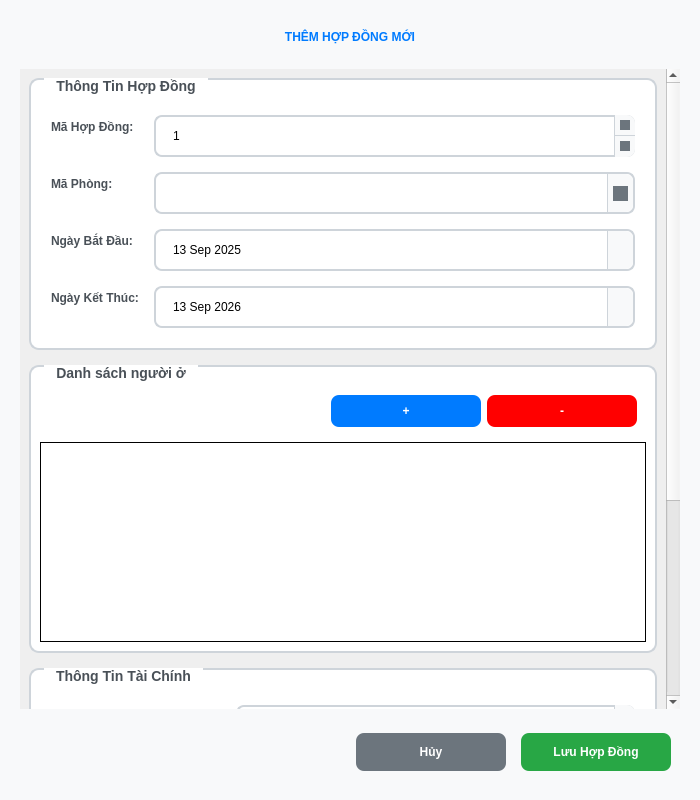
Above: ui/design/add_contract.ui from huymatthew/PBL02 before the change. Below: the same form after it.
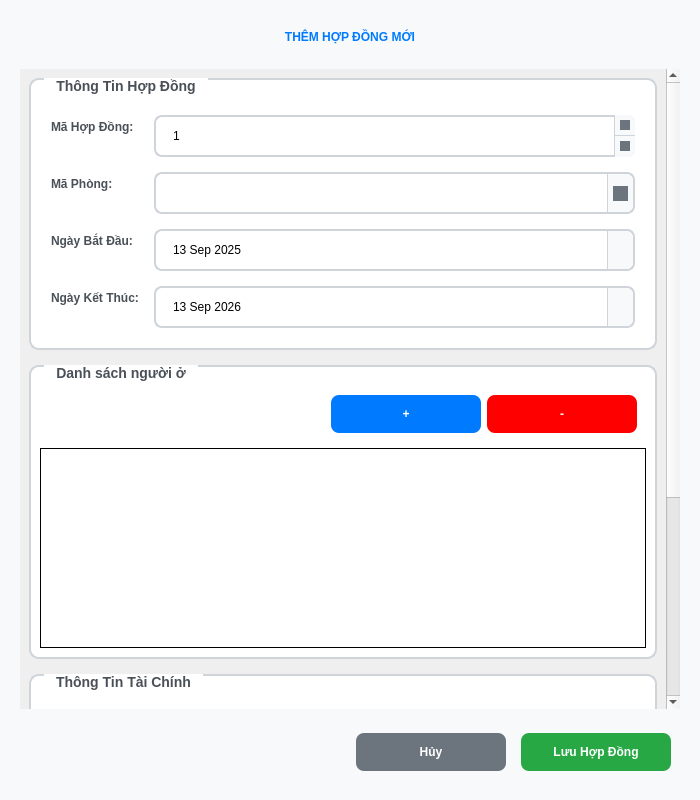
That is the form after the change. Icons and pictures are not drawn.

Commit message: Add Contract Dialog

The edit to the form file:
```diff
--- a/ui/design/add_contract.ui
+++ b/ui/design/add_contract.ui
@@ -236,8 +236,8 @@
        <rect>
         <x>0</x>
         <y>0</y>
-        <width>639</width>
-        <height>991</height>
+        <width>646</width>
+        <height>1006</height>
        </rect>
       </property>
       <layout class="QVBoxLayout" name="scrollLayout">
@@ -374,242 +374,49 @@
              </item>
              <item>
               <widget class="QPushButton" name="addTenant">
+               <property name="sizePolicy">
+                <sizepolicy hsizetype="Fixed" vsizetype="Fixed">
+                 <horstretch>0</horstretch>
+                 <verstretch>0</verstretch>
+                </sizepolicy>
+               </property>
                <property name="minimumSize">
                 <size>
-                 <width>150</width>
+                 <width>96</width>
                  <height>32</height>
                 </size>
                </property>
-               <property name="maximumSize">
-                <size>
-                 <width>32</width>
-                 <height>32</height>
-                </size>
-               </property>
-               <property name="toolTip">
-                <string>Thêm Khách Ở</string>
-               </property>
                <property name="text">
                 <string>+</string>
                </property>
+               <property name="iconSize">
+                <size>
+                 <width>0</width>
+                 <height>0</height>
+                </size>
+               </property>
+               <property name="checkable">
+                <bool>false</bool>
+               </property>
               </widget>
              </item>
              <item>
               <widget class="QPushButton" name="removeTenant">
                <property name="minimumSize">
                 <size>
-                 <width>150</width>
-                 <height>32</height>
+                 <width>96</width>
+                 <height>0</height>
                 </size>
                </property>
-               <property name="maximumSize">
-                <size>
-                 <width>32</width>
-                 <height>32</height>
-                </size>
-               </property>
-               <property name="palette">
-                <palette>
-                 <active>
-                  <colorrole role="WindowText">
-                   <brush brushstyle="SolidPattern">
-                    <color alpha="255">
-                     <red>255</red>
-                     <green>255</green>
-                     <blue>255</blue>
-                    </color>
-                   </brush>
-                  </colorrole>
-                  <colorrole role="Button">
-                   <brush brushstyle="SolidPattern">
-                    <color alpha="255">
-                     <red>255</red>
-                     <green>0</green>
-                     <blue>0</blue>
-                    </color>
-                   </brush>
-                  </colorrole>
-                  <colorrole role="Text">
-                   <brush brushstyle="SolidPattern">
-                    <color alpha="255">
-                     <red>255</red>
-                     <green>255</green>
-                     <blue>255</blue>
-                    </color>
-                   </brush>
-                  </colorrole>
-                  <colorrole role="ButtonText">
-                   <brush brushstyle="SolidPattern">
-                    <color alpha="255">
-                     <red>255</red>
-                     <green>255</green>
-                     <blue>255</blue>
-                    </color>
-                   </brush>
-                  </colorrole>
-                  <colorrole role="Base">
-                   <brush brushstyle="SolidPattern">
-                    <color alpha="255">
-                     <red>255</red>
-                     <green>0</green>
-                     <blue>0</blue>
-                    </color>
-                   </brush>
-                  </colorrole>
-                  <colorrole role="Window">
-                   <brush brushstyle="SolidPattern">
-                    <color alpha="255">
-                     <red>255</red>
-                     <green>0</green>
-                     <blue>0</blue>
-                    </color>
-                   </brush>
-                  </colorrole>
-                  <colorrole role="PlaceholderText">
-                   <brush brushstyle="SolidPattern">
-                    <color alpha="128">
-                     <red>255</red>
-                     <green>255</green>
-                     <blue>255</blue>
-                    </color>
-                   </brush>
-                  </colorrole>
-                 </active>
-                 <inactive>
-                  <colorrole role="WindowText">
-                   <brush brushstyle="SolidPattern">
-                    <color alpha="255">
-                     <red>255</red>
-                     <green>255</green>
-                     <blue>255</blue>
-                    </color>
-                   </brush>
-                  </colorrole>
-                  <colorrole role="Button">
-                   <brush brushstyle="SolidPattern">
-                    <color alpha="255">
-                     <red>255</red>
-                     <green>0</green>
-                     <blue>0</blue>
-                    </color>
-                   </brush>
-                  </colorrole>
-                  <colorrole role="Text">
-                   <brush brushstyle="SolidPattern">
-                    <color alpha="255">
-                     <red>255</red>
-                     <green>255</green>
-                     <blue>255</blue>
-                    </color>
-                   </brush>
-                  </colorrole>
-                  <colorrole role="ButtonText">
-                   <brush brushstyle="SolidPattern">
-                    <color alpha="255">
-                     <red>255</red>
-                     <green>255</green>
-                     <blue>255</blue>
-                    </color>
-                   </brush>
-                  </colorrole>
-                  <colorrole role="Base">
-                   <brush brushstyle="SolidPattern">
-                    <color alpha="255">
-                     <red>255</red>
-                     <green>0</green>
-                     <blue>0</blue>
-                    </color>
-                   </brush>
-                  </colorrole>
-                  <colorrole role="Window">
-                   <brush brushstyle="SolidPattern">
-                    <color alpha="255">
-                     <red>255</red>
-                     <green>0</green>
-                     <blue>0</blue>
-                    </color>
-                   </brush>
-                  </colorrole>
-                  <colorrole role="PlaceholderText">
-                   <brush brushstyle="SolidPattern">
-                    <color alpha="128">
-                     <red>255</red>
-                     <green>255</green>
-                     <blue>255</blue>
-                    </color>
-                   </brush>
-                  </colorrole>
-                 </inactive>
-                 <disabled>
-                  <colorrole role="WindowText">
-                   <brush brushstyle="SolidPattern">
-                    <color alpha="255">
-                     <red>255</red>
-                     <green>255</green>
-                     <blue>255</blue>
-                    </color>
-                   </brush>
-                  </colorrole>
-                  <colorrole role="Button">
-                   <brush brushstyle="SolidPattern">
-                    <color alpha="255">
-                     <red>255</red>
-                     <green>0</green>
-                     <blue>0</blue>
-                    </color>
-                   </brush>
-                  </colorrole>
-                  <colorrole role="Text">
-                   <brush brushstyle="SolidPattern">
-                    <color alpha="255">
-                     <red>255</red>
-                     <green>255</green>
-                     <blue>255</blue>
-                    </color>
-                   </brush>
-                  </colorrole>
-                  <colorrole role="ButtonText">
-                   <brush brushstyle="SolidPattern">
-                    <color alpha="255">
-                     <red>255</red>
-                     <green>255</green>
-                     <blue>255</blue>
-                    </color>
-                   </brush>
-                  </colorrole>
-                  <colorrole role="Base">
-                   <brush brushstyle="SolidPattern">
-                    <color alpha="255">
-                     <red>255</red>
-                     <green>0</green>
-                     <blue>0</blue>
-                    </color>
-                   </brush>
-                  </colorrole>
-                  <colorrole role="Window">
-                   <brush brushstyle="SolidPattern">
-                    <color alpha="255">
-                     <red>255</red>
-                     <green>0</green>
-                     <blue>0</blue>
-                    </color>
-                   </brush>
-                  </colorrole>
-                  <colorrole role="PlaceholderText">
-                   <brush brushstyle="SolidPattern">
-                    <color alpha="128">
-                     <red>255</red>
-                     <green>255</green>
-                     <blue>255</blue>
-                    </color>
-                   </brush>
-                  </colorrole>
-                 </disabled>
-                </palette>
-               </property>
                <property name="styleSheet">
                 <string notr="true">QPushButton{
-background: rgb(255,0,0);
+background-color: red;
+}
+QPushButton::hover{
+background-color: rgb(192, 28, 40);
+}
+QPushButton::pressed{
+background-color: rgb(165, 29, 45);
 }</string>
                </property>
                <property name="text">
```
Left out of the diff: 59 changed lines with no effect on the pictures. The commit also changes 17 other files.
